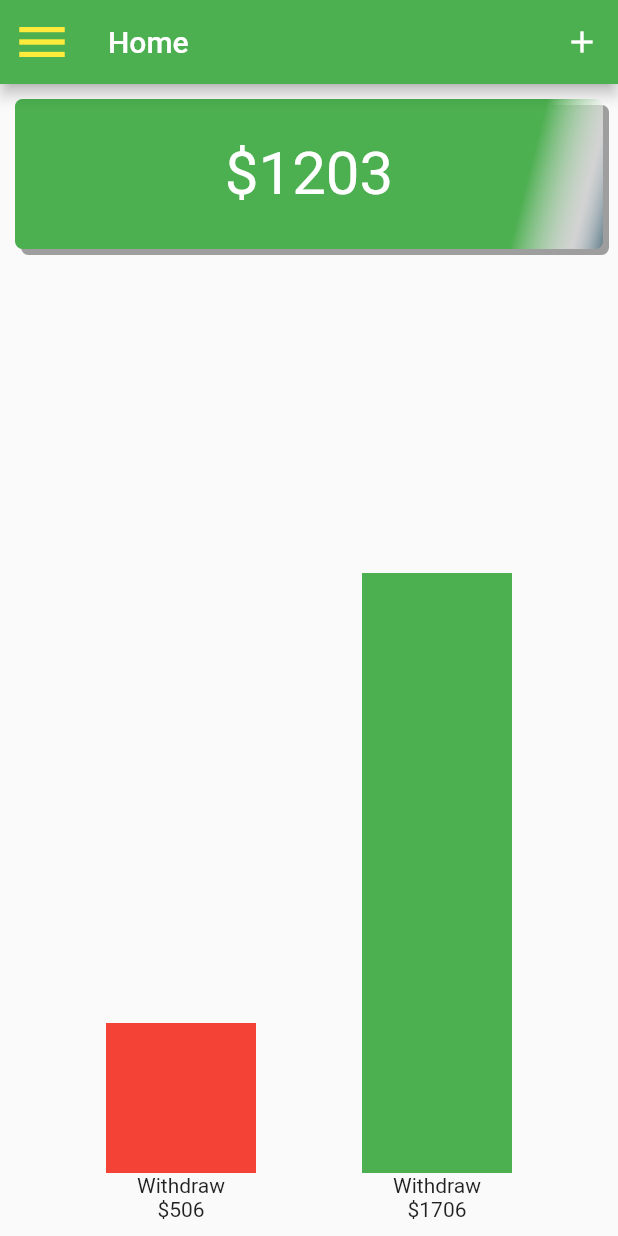
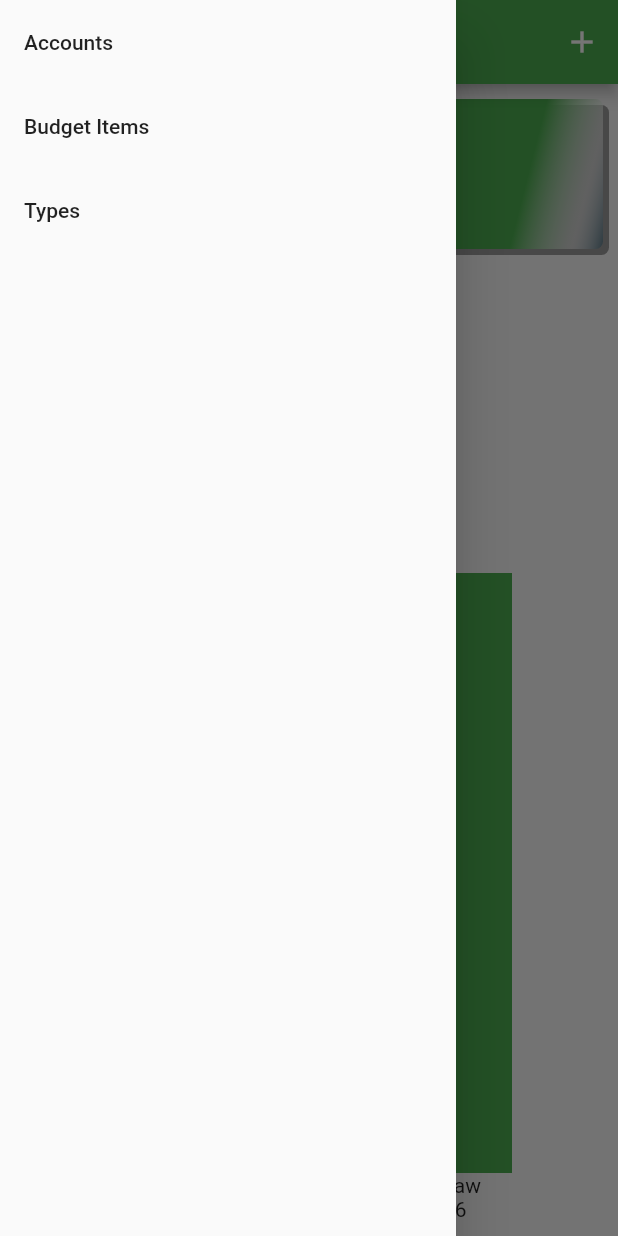
Before and after one commit to codehub-kirans/spend-tracker, a Flutter app: the screen it shows after launch, with the side drawer open (before the commit the screen has no drawer), on a phone screen of 412 x 824 dp. Run offline on Flutter 3.47's test engine with Material 2 defaults, Android fonts, the phone set to English and light mode, and no system bars.

Commit message:
Navigation Routes

```diff
--- a/lib/application.dart
+++ b/lib/application.dart
@@ -1,14 +1,17 @@
 import 'package:flutter/material.dart';
+import 'package:spend_tracker/routes.dart';
 import 'pages/index.dart';
-//import 'package:spend_tracker/pages/index.dart';
 
 class Application extends StatelessWidget {
   @override
   Widget build(BuildContext context) {
     return MaterialApp(
       title: 'Kiran\'s Spend Tracker',
-      theme: ThemeData(primarySwatch: Colors.green),
-      home: HomePage(),
+      theme: ThemeData(
+        primarySwatch: Colors.green,
+      ),
+      initialRoute: '/',
+      routes: routes,
     );
   }
 }
--- a/lib/main.dart
+++ b/lib/main.dart
@@ -1,4 +1,5 @@
 import 'package:flutter/material.dart';
-import 'package:spend_tracker/application.dart';
+
+import 'application.dart';
 
 void main() => runApp(Application());
--- a/lib/pages/home/home_page.dart
+++ b/lib/pages/home/home_page.dart
@@ -1,7 +1,6 @@
-import 'dart:io';
+import 'package:flutter/material.dart';
 
-import 'package:flutter/material.dart';
-//import 'package:spend_tracker/pages/home/widgets/custom_text.dart';
+import 'widgets/menu.dart';
 
 class HomePage extends StatelessWidget {
   @override
@@ -9,11 +8,6 @@ class HomePage extends StatelessWidget {
     var amount = "1203";
     return Scaffold(
       appBar: AppBar(
-        leading: Icon(
-          Icons.menu,
-          size: 40,
-          color: Colors.yellow,
-        ),
         title: const Text("Home"),
         actions: <Widget>[
           IconButton(
@@ -22,6 +16,7 @@ class HomePage extends StatelessWidget {
           )
         ],
       ),
+      drawer: Menu(),
       body: Column(
         crossAxisAlignment: CrossAxisAlignment.stretch,
         children: <Widget>[
--- /dev/null
+++ b/lib/pages/home/widgets/menu.dart
@@ -0,0 +1,27 @@
+import 'package:flutter/material.dart';
+
+class Menu extends StatelessWidget {
+  const Menu({Key key}) : super(key: key);
+
+  @override
+  Widget build(BuildContext context) {
+    return Drawer(
+      child: Column(
+        children: [
+          ListTile(
+            title: const Text('Accounts'),
+            onTap: () => Navigator.of(context).pushNamed('/accounts'),
+          ),
+          ListTile(
+            title: const Text('Budget Items'),
+            onTap: () => Navigator.of(context).pushNamed('/items'),
+          ),
+          ListTile(
+            title: const Text('Types'),
+            onTap: () => Navigator.of(context).pushNamed('/types'),
+          )
+        ],
+      ),
+    );
+  }
+}
--- /dev/null
+++ b/lib/routes.dart
@@ -0,0 +1,10 @@
+import 'package:flutter/material.dart';
+
+import 'pages/index.dart';
+
+final routes = {
+  '/': (BuildContext context) => HomePage(),
+  '/accounts': (BuildContext context) => AccountPage(),
+  '/items': (BuildContext context) => ItemsPage(),
+  '/types': (BuildContext context) => TypesPage(),
+};
```
